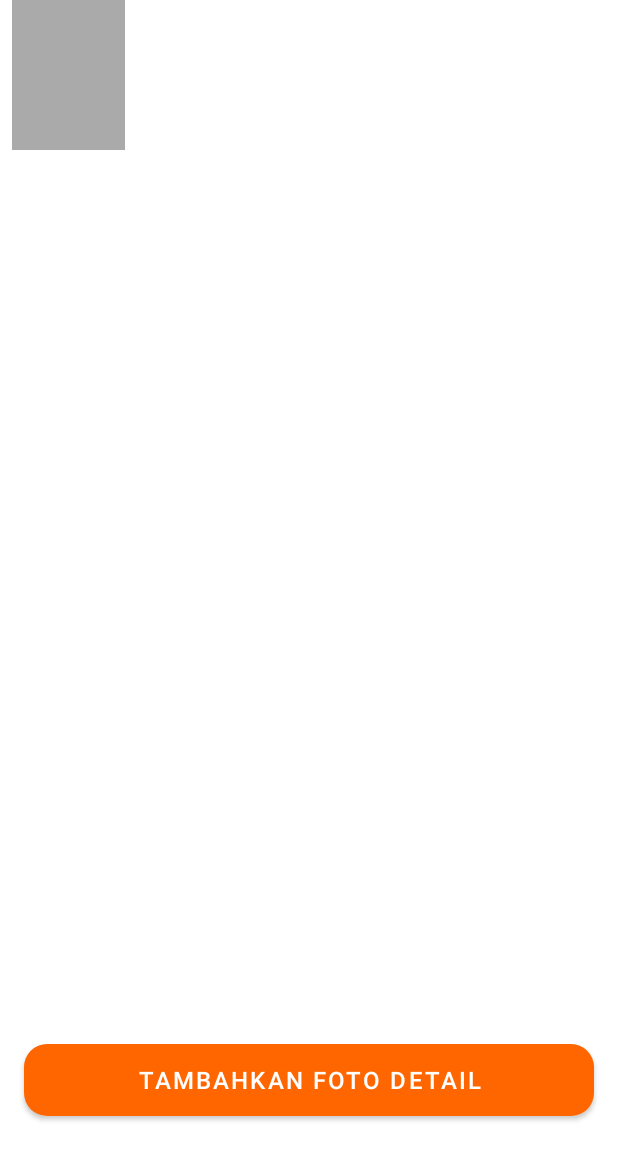
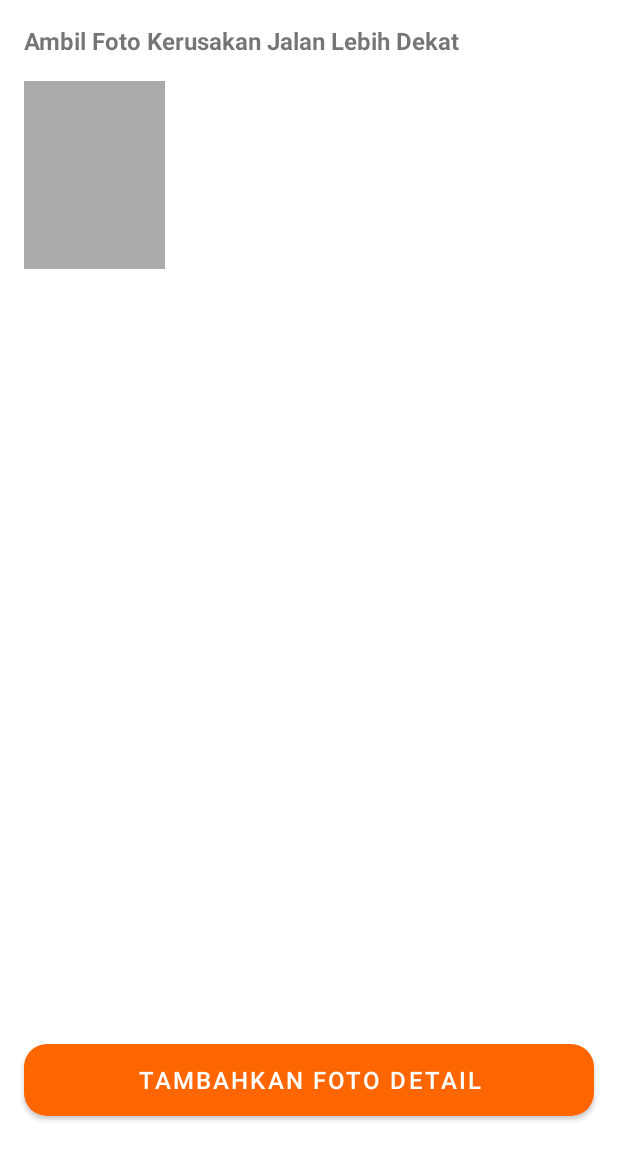
Before and after one commit to mhikal45/Rodda-Application, an Android app: the layout activity_image_detail.xml on its own in the app's theme, with its tools: preview values and no code run, on a phone screen of 412 x 824 dp. Shown: the top 1160 px of the screen. Run offline under Robolectric (Android 15) with nearby library versions, the phone set to English and light mode, and no system bars.

Commit message:
editing image main dan image detail layout

```diff
--- a/app/src/main/res/layout/activity_image_detail.xml
+++ b/app/src/main/res/layout/activity_image_detail.xml
@@ -7,15 +7,27 @@
     android:layout_height="match_parent"
     tools:context=".ui.imagedetail.ImageDetailActivity">
 
+    <TextView
+        android:id="@+id/text_jalan_detail"
+        android:layout_width="0dp"
+        android:layout_height="wrap_content"
+        android:layout_marginStart="16dp"
+        android:layout_marginTop="16dp"
+        android:text="@string/ambil_foto_kerusakan_jalan_lebih_dekat"
+        android:textSize="16sp"
+        android:textStyle="bold"
+        app:layout_constraintStart_toStartOf="parent"
+        app:layout_constraintTop_toTopOf="parent" />
+
     <androidx.recyclerview.widget.RecyclerView
         android:id="@+id/rv_img_detail"
         android:layout_width="0dp"
         android:layout_height="0dp"
-        tools:listitem="@layout/item_image_detail"
         app:layout_constraintBottom_toTopOf="@+id/btn_foto_detail"
         app:layout_constraintEnd_toEndOf="parent"
         app:layout_constraintStart_toStartOf="parent"
-        app:layout_constraintTop_toTopOf="parent" />
+        app:layout_constraintTop_toBottomOf="@+id/text_jalan_detail"
+        tools:listitem="@layout/item_image_detail" />
 
     <Button
         android:id="@+id/btn_foto_detail"
--- a/app/src/main/res/layout/item_image_detail.xml
+++ b/app/src/main/res/layout/item_image_detail.xml
@@ -6,11 +6,12 @@
 
     <ImageView
         android:id="@+id/item_image_detail"
-        android:layout_width="75dp"
-        android:layout_height="100dp"
+        android:layout_width="94dp"
+        android:layout_height="125dp"
+        android:layout_marginStart="16dp"
+        android:layout_marginTop="16dp"
+        android:contentDescription="@string/gambar_detail_kerusakan"
         android:src="@android:color/darker_gray"
-        android:contentDescription="@string/gambar_detail_kerusakan"
-        app:layout_constraintEnd_toStartOf="@+id/guideline2"
         app:layout_constraintStart_toStartOf="parent"
         app:layout_constraintTop_toTopOf="parent" />
 
@@ -19,6 +20,6 @@
         android:layout_width="wrap_content"
         android:layout_height="wrap_content"
         android:orientation="vertical"
-        app:layout_constraintGuide_begin="91dp" />
+        app:layout_constraintGuide_begin="165dp" />
 
 </androidx.constraintlayout.widget.ConstraintLayout>
--- a/app/src/main/res/values/strings.xml
+++ b/app/src/main/res/values/strings.xml
@@ -45,4 +45,6 @@
     <string name="tambahkan_foto_detail">Tambahkan Foto Detail</string>
     <string name="gambar_detail_kerusakan">gambar detail kerusakan</string>
     <string name="lokasi_saya">Lokasi Saya</string>
+    <string name="ambil_foto_kerusakan_jalan_lebih_dekat">Ambil Foto Kerusakan Jalan Lebih Dekat</string>
+    <string name="ambil_foto_kerusakan_jalan">Ambil Foto Kerusakan Jalan</string>
 </resources>
```
Also changed, not shown: app/src/main/res/layout/image_main_activity.xml (+14 -1 lines).
